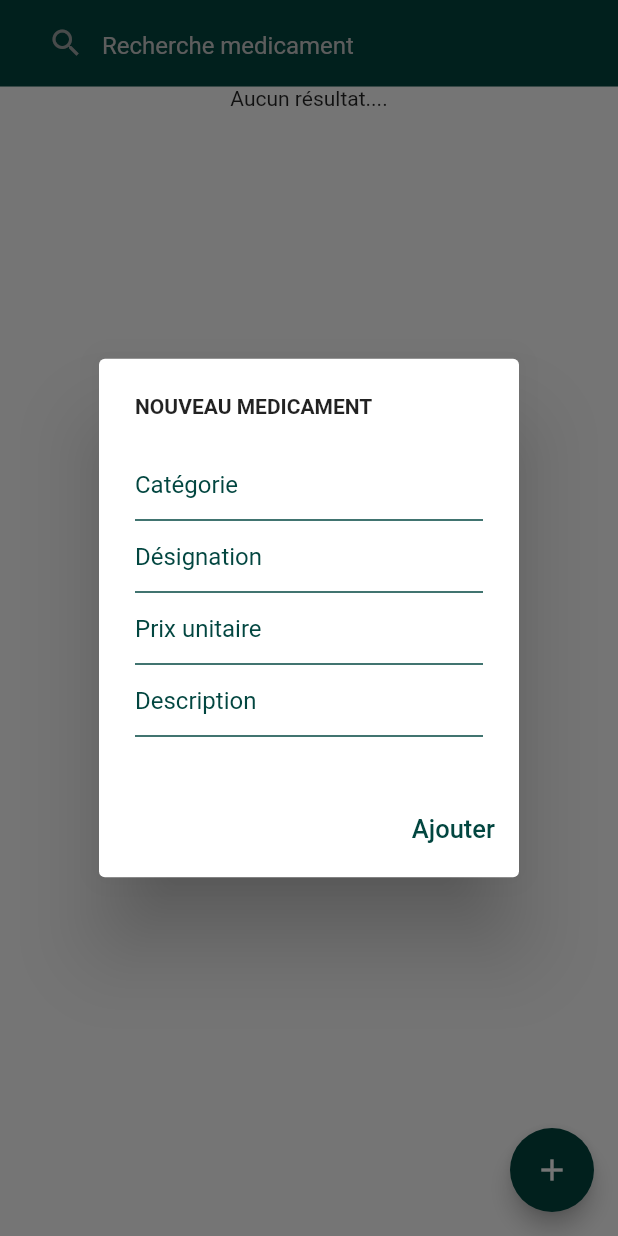
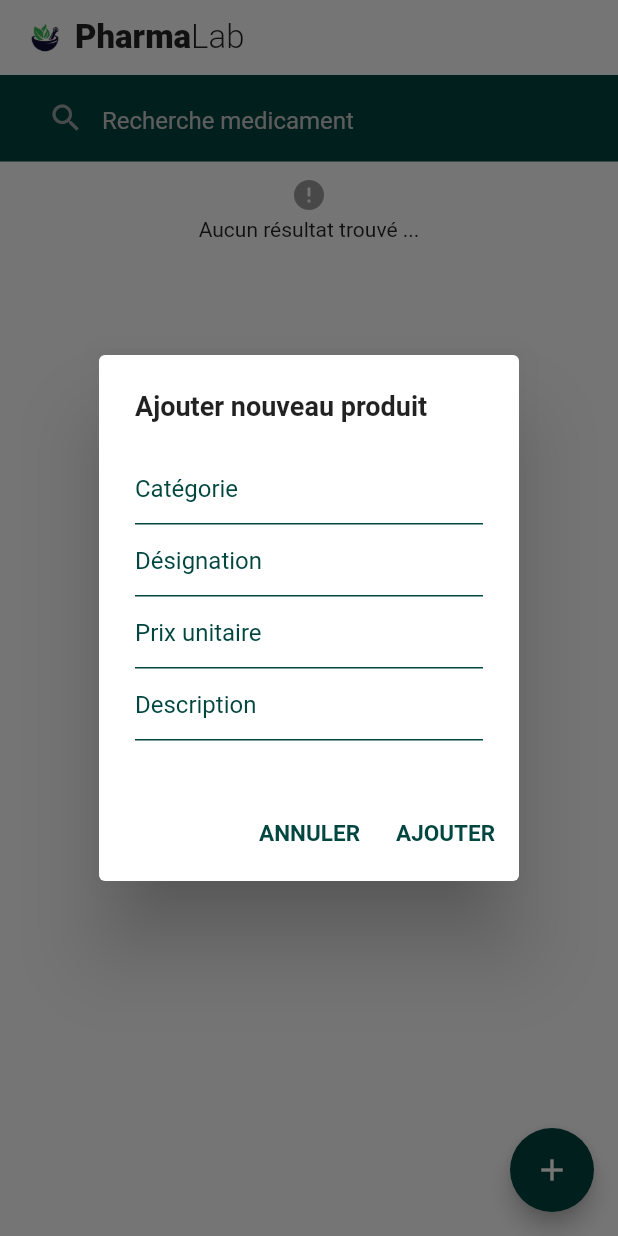
Before and after one commit to OnlyKal/pharma, a Flutter app: the screen it shows after launch, after a tap on the "add" icon, on a phone screen of 412 x 824 dp. Run offline on Flutter 3.47's test engine with Material 2 defaults, Android fonts, the phone set to English and light mode, and no system bars; our stand-ins replace sqflite; accounts and stored records are empty.

Commit message:
beta 1.0

```diff
--- a/lib/details.dart
+++ b/lib/details.dart
@@ -29,6 +29,7 @@ class _DetailsState extends State<Details> {
   TextEditingController txtdescription = TextEditingController();
   final Product _product = const Product();
   var update;
+
   _openEdit() {
     if (update != '') {
       txtCategorie.text = update['category'].toString();
@@ -42,8 +43,8 @@ class _DetailsState extends State<Details> {
         builder: (context) {
           return AlertDialog(
             title: const Text(
-              'MODIFIER MEDICAMENT',
-              style: TextStyle(fontSize: 14, fontWeight: FontWeight.bold),
+              'Modification du produit',
+              style: TextStyle(fontSize: 18, fontWeight: FontWeight.bold),
             ),
             content: SizedBox(
               height: heigth(context) * 0.24,
@@ -64,11 +65,12 @@ class _DetailsState extends State<Details> {
                     Navigator.pop(context);
                   },
                   child: const Text(
-                    'Annuler',
-                    style: TextStyle(color: maincolor),
+                    'ANNULER',
+                   style: TextStyle(color: maincolor, fontSize: 17),
                   )),
               TextButton(
                 onPressed: () {
+                  setState(() {
                     Product updateP = Product(
                         id: int.parse(_id),
                         name: txtdesignation.text,
@@ -76,10 +78,12 @@ class _DetailsState extends State<Details> {
                         price: double.parse(txtmontant.text),
                         description: txtdescription.text);
                     updateP.update();
-                  Navigator.of(context).pushNamed('/detail');
+                  });
+                  // Navigator.of(context).pushNamed('/detail');
+                  Navigator.of(context).pop();
                 },
                 child: const Text(
-                  'Modifier',
+                  'MODIFIER',
                   style: TextStyle(color: maincolor, fontSize: 17),
                 ),
               )
@@ -274,8 +278,10 @@ class _DetailsState extends State<Details> {
         padding: const EdgeInsets.only(left: 0, right: 0),
         child: TextField(
           controller: controller,
+
           keyboardType: type,
           decoration: InputDecoration(
+            label: hitext,
               hintText: hitext,
               hintStyle: const TextStyle(color: maincolor),
               // labelText: "Recherche",
--- a/lib/home.dart
+++ b/lib/home.dart
@@ -38,6 +38,33 @@ class _HomeState extends State<Home> {
             SizedBox(
               height: paddingTop(context),
             ),
+            Padding(
+                padding: const EdgeInsets.only(
+                    left: 10, right: 10, top: 5, bottom: 5),
+                child: Row(
+                  children: [
+                    Container(
+                      height: 40,
+                      width: 40,
+                      decoration: const BoxDecoration(
+                          image: DecorationImage(
+                              image: AssetImage(
+                                'assets/images.png',
+                              ),
+                              fit: BoxFit.cover)),
+                    ),
+                    const Text(
+                      'Pharma',
+                      style:
+                          TextStyle(fontWeight: FontWeight.w900, fontSize: 22),
+                    ),
+                    const Text(
+                      'Lab',
+                      style:
+                          TextStyle(fontWeight: FontWeight.w300, fontSize: 22),
+                    ),
+                  ],
+                )),
             Container(
                 height: heigth(context) * 0.07,
                 width: width(context),
@@ -97,10 +124,47 @@ class _HomeState extends State<Home> {
                     builder:
                         (BuildContext context, AsyncSnapshot<dynamic> dawa) {
                       if (dawa.connectionState == ConnectionState.waiting) {
-                        return const Text('Attente ...');
+                        return Padding(
+                          padding: const EdgeInsets.only(top: 10),
+                          child: Row(
+                            mainAxisAlignment: MainAxisAlignment.center,
+                            crossAxisAlignment: CrossAxisAlignment.start,
+                            children: const [
+                              SizedBox(
+                                height: 12,
+                                width: 12,
+                                child: CircularProgressIndicator(
+                                  strokeWidth: 1,
+                                  backgroundColor: maincolor,
+                                  color: Colors.white,
+                                ),
+                              ),
+                              SizedBox(
+                                width: 3,
+                              ),
+                              Text('Attente ...')
+                            ],
+                          ),
+                        );
                       }
                       if (dawa.hasError) {
-                        return const Text('Il y a une erreur...');
+                        return Padding(
+                          padding: const EdgeInsets.only(top: 10, bottom: 10),
+                          child: Column(
+                            mainAxisAlignment: MainAxisAlignment.start,
+                            crossAxisAlignment: CrossAxisAlignment.center,
+                            children: const [
+                              Icon(
+                                Icons.error,
+                                color: Colors.grey,
+                              ),
+                              SizedBox(
+                                height: 3,
+                              ),
+                              Text('Il ya une erreur ...')
+                            ],
+                          ),
+                        );
                       }
                       if (dawa.connectionState == ConnectionState.done) {
                         if (dawa.hasData) {
@@ -119,12 +183,45 @@ class _HomeState extends State<Home> {
                                     return products(data[index]);
                                   });
                             } else {
-                              return const Text('Aucun résultat....');
+                              return Padding(
+                                padding:
+                                    const EdgeInsets.only(top: 10, bottom: 10),
+                                child: Column(
+                                  mainAxisAlignment: MainAxisAlignment.start,
+                                  crossAxisAlignment: CrossAxisAlignment.center,
+                                  children: const [
+                                    Icon(
+                                      Icons.error,
+                                      color: Colors.grey,
+                                    ),
+                                    SizedBox(
+                                      height: 3,
+                                    ),
+                                    Text('Aucun résultat trouvé ...')
+                                  ],
+                                ),
+                              );
                             }
                           }
                         }
                       }
-                      return const Text('Aucun résultat ! attente...');
+                      return Padding(
+                        padding: const EdgeInsets.only(top: 10, bottom: 10),
+                        child: Column(
+                          mainAxisAlignment: MainAxisAlignment.start,
+                          crossAxisAlignment: CrossAxisAlignment.center,
+                          children: const [
+                            Icon(
+                              Icons.error,
+                              color: Colors.grey,
+                            ),
+                            SizedBox(
+                              height: 3,
+                            ),
+                            Text('Aucun résultat trouvé ...')
+                          ],
+                        ),
+                      );
                     }))
           ],
         ),
@@ -136,8 +233,8 @@ class _HomeState extends State<Home> {
               builder: (context) {
                 return AlertDialog(
                   title: const Text(
-                    'NOUVEAU MEDICAMENT',
-                    style: TextStyle(fontSize: 14, fontWeight: FontWeight.bold),
+                    'Ajouter nouveau produit',
+                    style: TextStyle(fontSize: 18, fontWeight: FontWeight.bold),
                   ),
                   content: SizedBox(
                     height: heigth(context) * 0.24,
@@ -158,6 +255,18 @@ class _HomeState extends State<Home> {
                   actions: <Widget>[
                     TextButton(
                       onPressed: () {
+                        Navigator.pop(context);
+                      },
+                      child: const Text(
+                        'ANNULER',
+                        style: TextStyle(
+                            color: maincolor,
+                            fontSize: 15,
+                            fontWeight: FontWeight.bold),
+                      ),
+                    ),
+                    TextButton(
+                      onPressed: () {
                         _addMedicament();
 
                         txtCategorie.text = txtdescription.text =
@@ -171,10 +280,13 @@ class _HomeState extends State<Home> {
                         );
                       },
                       child: const Text(
-                        'Ajouter',
-                        style: TextStyle(color: maincolor, fontSize: 17),
+                        'AJOUTER',
+                        style: TextStyle(
+                            color: maincolor,
+                            fontSize: 15,
+                            fontWeight: FontWeight.bold),
                       ),
-                    )
+                    ),
                   ],
                 );
               });
--- a/lib/main.dart
+++ b/lib/main.dart
@@ -1,5 +1,6 @@
 import 'dart:async';
 import 'package:flutter/material.dart';
+import 'package:pharma/color.dart';
 import './export.dart';
 
 void main() {
@@ -43,11 +44,12 @@
   @override
   Widget build(BuildContext context) {
     return Scaffold(
-        backgroundColor: const Color.fromARGB(255, 2, 70, 64),
+        backgroundColor: Colors.white,
         body: Center(
           child: Column(
             mainAxisAlignment: MainAxisAlignment.center,
             children: [
+              Image.asset('assets/images.png'),
               Row(
                 mainAxisAlignment: MainAxisAlignment.center,
                 crossAxisAlignment: CrossAxisAlignment.center,
@@ -57,14 +59,14 @@
                     style: TextStyle(
                         fontSize: 33,
                         fontWeight: FontWeight.bold,
-                        color: Colors.white),
+                        color: maincolor),
                   ),
                   Text(
                     'Lab',
                     style: TextStyle(
                         fontSize: 33,
                         fontWeight: FontWeight.w200,
-                        color: Colors.white),
+                        color: maincolor),
                   ),
                 ],
               ),
@@ -75,7 +77,7 @@
                 'Gestion de la logistique medicale',
                 style: TextStyle(
                     fontSize: 12,
-                    color: Color.fromARGB(255, 6, 202, 183),
+                    color: Color.fromARGB(255, 5, 178, 161),
                     fontWeight: FontWeight.w300),
               )
             ],
--- a/pubspec.yaml
+++ b/pubspec.yaml
@@ -61,8 +61,8 @@ flutter:
   uses-material-design: true
 
   # To add assets to your application, add an assets section, like this:
-  # assets:
-  #   - images/a_dot_burr.jpeg
+  assets:
+    - assets/images.png
   #   - images/a_dot_ham.jpeg
 
   # An image asset can refer to one or more resolution-specific "variants", see
```
Also changed, not shown: assets/images.png (added). Lines whose indentation alone changed are shown as unchanged.
